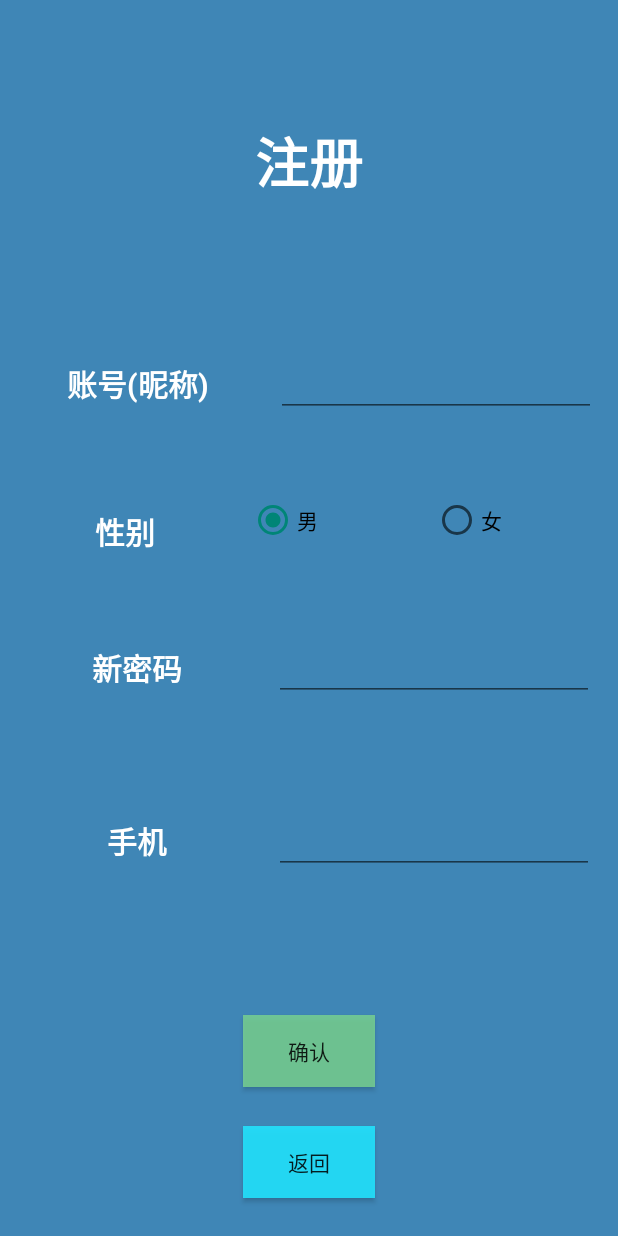
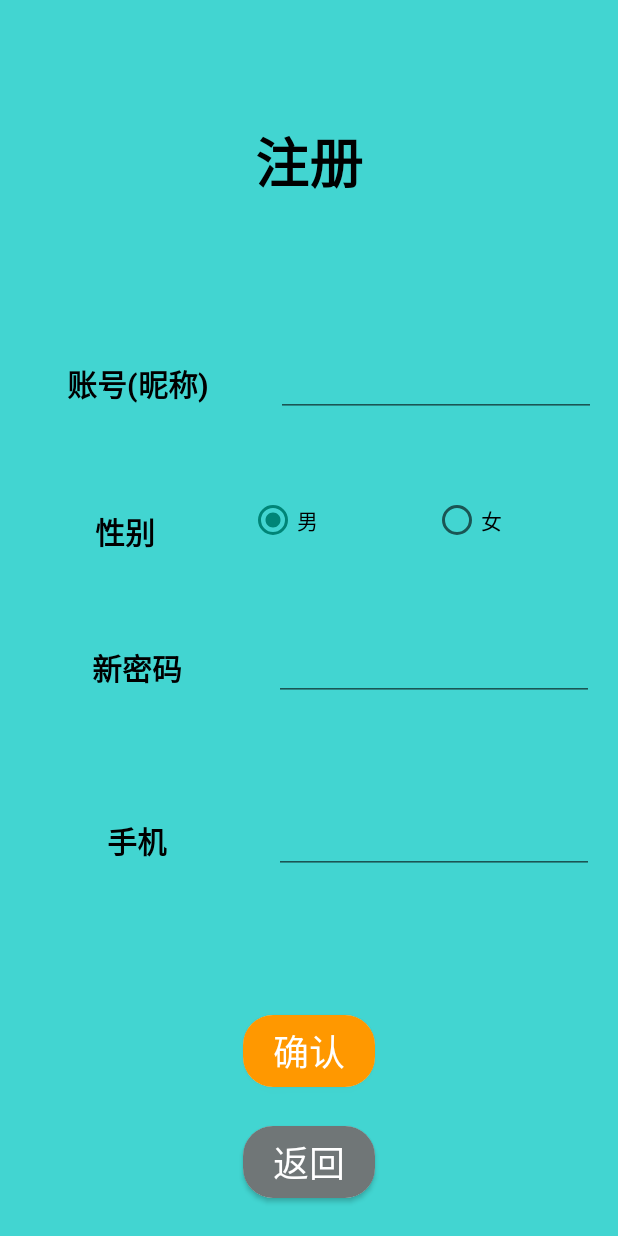
Before and after one commit to szyzstop3/EVCharger, an Android app: the RegisterFragment screen opened through its navigation route, on a phone screen of 412 x 824 dp. Run offline under Robolectric (Android 15) with nearby library versions, the phone set to English and light mode, and no system bars; libraries missing offline, so code that uses them is left out: com.huawei.hms.

Commit message:
新的提交4

```diff
--- a/app/build.gradle
+++ b/app/build.gradle
@@ -12,7 +12,7 @@ android {
         minSdkVersion 19
         targetSdkVersion 29
         versionCode 1
-        versionName "1.3.0"
+        versionName "1.3.1"
         vectorDrawables.useSupportLibrary = true
         testInstrumentationRunner "androidx.test.runner.AndroidJUnitRunner"
         multiDexEnabled true
--- a/app/src/main/java/com/example/evcharger/LoginFragment.java
+++ b/app/src/main/java/com/example/evcharger/LoginFragment.java
@@ -14,6 +14,7 @@ import android.view.ViewGroup;
 import android.widget.Button;
 import android.widget.TextView;
 
+import androidx.annotation.NonNull;
 import androidx.annotation.Nullable;
 import androidx.fragment.app.Fragment;
 import androidx.navigation.NavController;
@@ -41,6 +42,12 @@ public class LoginFragment extends Fragment {
     // TODO: Rename and change types of parameters
     private String mParam1;
     private String mParam2;
+
+    @Override
+    public void onViewCreated(@NonNull View view, @Nullable Bundle savedInstanceState) {
+        super.onViewCreated(view, savedInstanceState);
+        ((MainActivity) getActivity()).setInterception(true);
+    }
 
     public LoginFragment() {
         // Required empty public constructor
--- a/app/src/main/java/com/example/evcharger/RegisterFragment.java
+++ b/app/src/main/java/com/example/evcharger/RegisterFragment.java
@@ -12,6 +12,7 @@ import android.widget.RadioButton;
 import android.widget.RadioGroup;
 import android.widget.TextView;
 
+import androidx.annotation.NonNull;
 import androidx.annotation.Nullable;
 import androidx.annotation.RequiresApi;
 import androidx.fragment.app.Fragment;
@@ -40,6 +41,12 @@ public class RegisterFragment extends Fragment {
     // TODO: Rename and change types of parameters
     private String mParam1;
     private String mParam2;
+
+    @Override
+    public void onViewCreated(@NonNull View view, @Nullable Bundle savedInstanceState) {
+        super.onViewCreated(view, savedInstanceState);
+        ((MainActivity) getActivity()).setInterception(false);
+    }
 
     public RegisterFragment() {
         // Required empty public constructor
--- a/app/src/main/java/com/example/evcharger/main_page.java
+++ b/app/src/main/java/com/example/evcharger/main_page.java
@@ -111,8 +111,9 @@ public class main_page extends Fragment {
         cursor.close();
         db.close();
 
-
-        Toast.makeText(getContext(), "欢迎回来 "+name, Toast.LENGTH_LONG).show();
+        if(((MainActivity)getActivity()).isFirstIn()){
+            Toast.makeText(getContext(), "欢迎回来 "+name, Toast.LENGTH_LONG).show();
+        }
 //        AlertDialog.Builder builder = new AlertDialog.Builder(getActivity());
 //        Log.d("Mainpage",name);
 //        builder.setTitle("信息");
--- a/app/src/main/res/layout/fragment_register.xml
+++ b/app/src/main/res/layout/fragment_register.xml
@@ -9,7 +9,7 @@
     <androidx.constraintlayout.widget.ConstraintLayout
         android:layout_width="match_parent"
         android:layout_height="match_parent"
-        android:background="#EE327EB1">
+        android:background="#42d5d1">
 
         <androidx.constraintlayout.widget.Guideline
             android:id="@+id/guideline5"
@@ -91,7 +91,7 @@
             android:layout_width="wrap_content"
             android:layout_height="wrap_content"
             android:text="注册"
-            android:textColor="#FFFFFF"
+            android:textColor="#000000"
             android:textSize="36sp"
             android:textStyle="bold"
             app:layout_constraintBottom_toTopOf="@+id/guideline7"
@@ -99,29 +99,25 @@
             app:layout_constraintStart_toStartOf="parent"
             app:layout_constraintTop_toTopOf="@+id/guideline7" />
 
-        <Button
-            android:id="@+id/button"
+        <androidx.cardview.widget.CardView
+            android:id="@+id/cardView8"
             android:layout_width="wrap_content"
             android:layout_height="wrap_content"
-            android:background="#CB7BD68E"
-            android:text="确认"
+            app:cardCornerRadius="20dp"
             app:layout_constraintBottom_toTopOf="@+id/guideline8"
             app:layout_constraintEnd_toEndOf="parent"
             app:layout_constraintStart_toStartOf="parent"
-            app:layout_constraintTop_toTopOf="@+id/guideline8" />
+            app:layout_constraintTop_toTopOf="@+id/guideline8">
 
-        <Button
-            android:id="@+id/button4"
-            style="@android:style/Widget.Material.Light.Button"
-            android:layout_width="wrap_content"
-            android:layout_height="wrap_content"
-            android:background="#DF22E5FF"
-            android:text="返回"
-            app:layout_constraintBottom_toTopOf="@+id/guideline10"
-            app:layout_constraintEnd_toEndOf="parent"
-            app:layout_constraintStart_toStartOf="parent"
-            app:layout_constraintTop_toTopOf="@+id/guideline10"
-            tools:targetApi="lollipop" />
+            <Button
+                android:id="@+id/button"
+                android:layout_width="wrap_content"
+                android:layout_height="wrap_content"
+                android:background="#ff9800"
+                android:text="确认"
+                android:textColor="#FFFFFF"
+                android:textSize="24sp" />
+        </androidx.cardview.widget.CardView>
 
         <EditText
             android:id="@+id/editTextTextPersonName5"
@@ -174,7 +170,7 @@
             android:layout_width="wrap_content"
             android:layout_height="wrap_content"
             android:text="账号(昵称)"
-            android:textColor="#FFFFFF"
+            android:textColor="#000000"
             android:textSize="20sp"
             android:textStyle="bold"
             app:layout_constraintBottom_toTopOf="@+id/guideline5"
@@ -187,7 +183,7 @@
             android:layout_width="wrap_content"
             android:layout_height="wrap_content"
             android:text="性别"
-            android:textColor="#FFFFFF"
+            android:textColor="#000000"
             android:textSize="20sp"
             android:textStyle="bold"
             app:layout_constraintBottom_toTopOf="@+id/guideline16"
@@ -200,7 +196,7 @@
             android:layout_width="wrap_content"
             android:layout_height="wrap_content"
             android:text="新密码"
-            android:textColor="#FFFFFF"
+            android:textColor="#000000"
             android:textSize="20sp"
             android:textStyle="bold"
             app:layout_constraintBottom_toTopOf="@+id/guideline6"
@@ -213,7 +209,7 @@
             android:layout_width="wrap_content"
             android:layout_height="wrap_content"
             android:text="手机"
-            android:textColor="#FFFFFF"
+            android:textColor="#000000"
             android:textSize="20sp"
             android:textStyle="bold"
             app:layout_constraintBottom_toTopOf="@+id/guideline12"
@@ -221,5 +217,26 @@
             app:layout_constraintStart_toStartOf="parent"
             app:layout_constraintTop_toTopOf="@+id/guideline12" />
 
+        <androidx.cardview.widget.CardView
+            android:layout_width="wrap_content"
+            android:layout_height="wrap_content"
+            app:cardCornerRadius="20dp"
+            app:layout_constraintBottom_toTopOf="@+id/guideline10"
+            app:layout_constraintEnd_toEndOf="parent"
+            app:layout_constraintStart_toStartOf="parent"
+            app:layout_constraintTop_toTopOf="@+id/guideline10">
+
+            <Button
+                android:id="@+id/button4"
+                style="@android:style/Widget.Material.Light.Button"
+                android:layout_width="wrap_content"
+                android:layout_height="wrap_content"
+                android:background="#707677"
+                android:text="返回"
+                android:textColor="#FFFFFF"
+                android:textSize="24sp"
+                tools:targetApi="lollipop" />
+        </androidx.cardview.widget.CardView>
+
     </androidx.constraintlayout.widget.ConstraintLayout>
 </FrameLayout>
```
Also changed, not shown: app/src/main/java/com/example/evcharger/MainActivity.java (+10 -1 lines), app/src/main/res/layout/fragment_charge_page_card1.xml (+14 -12 lines), app/src/main/res/layout/fragment_login.xml (+15 -6 lines), app/src/main/res/layout/fragment_pay.xml (+28 -12 lines), app/src/main/res/layout/fragment_set.xml (+13 -13 lines), 1 other file.
